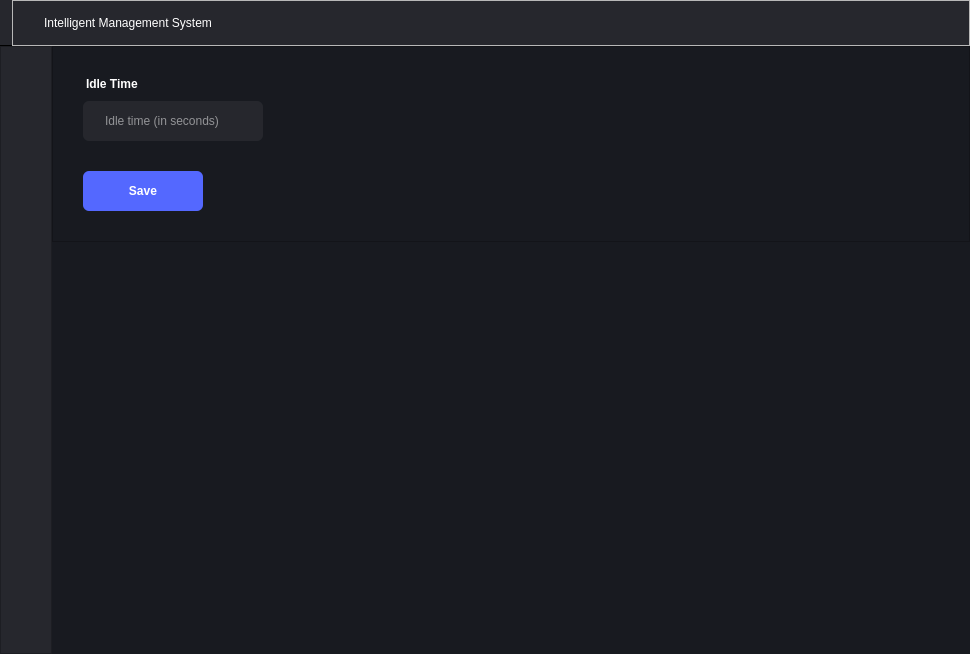
thebadsektor/intelligent_management_system, file main.ui: the form before one commit.
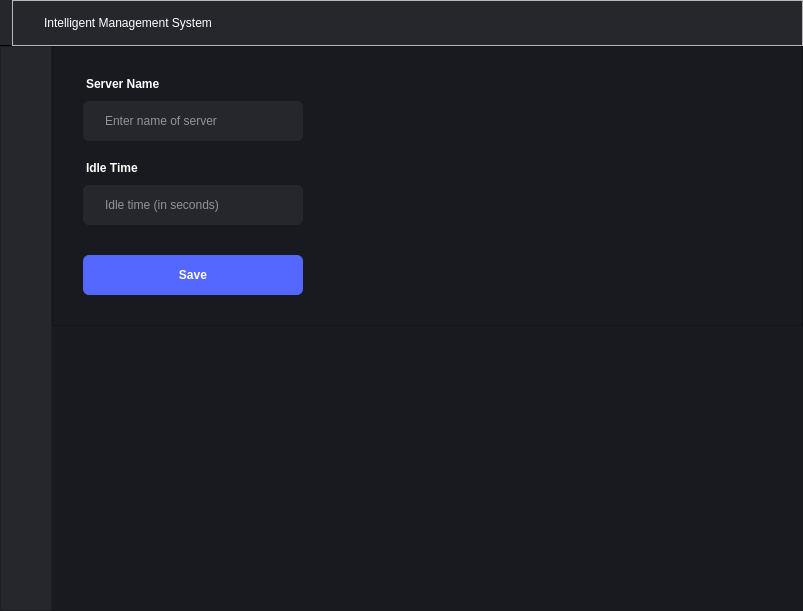
The form after the commit. The open tabs and pages were chosen to show the change. Icons and pictures are not drawn.

What changed in the file:
```diff
--- a/main.ui
+++ b/main.ui
@@ -6,8 +6,8 @@
    <rect>
     <x>0</x>
     <y>0</y>
-    <width>970</width>
-    <height>654</height>
+    <width>803</width>
+    <height>611</height>
    </rect>
   </property>
   <property name="windowTitle">
@@ -1448,7 +1448,7 @@
 	border-radius: 6px;
 	min-height: 40px;
 	max-height: 40px;
-	max-width: 120px;
+	max-width: 220px;
 	font-family: &quot;Segoe UI&quot;, sans-serif;
 	font-weight: 500;
 	font-size: 12px;
@@ -1481,6 +1481,49 @@
                <property name="bottomMargin">
                 <number>0</number>
                </property>
+               <item>
+                <widget class="QLabel" name="label_2">
+                 <property name="styleSheet">
+                  <string notr="true">font-family: &quot;Segoe UI&quot;, sans-serif;
+font-size: 12px;
+font-weight: 500;
+color: white;
+background-color: transparent;
+text-align: left;
+margin-bottom: 10px;</string>
+                 </property>
+                 <property name="text">
+                  <string>Server Name</string>
+                 </property>
+                </widget>
+               </item>
+               <item>
+                <widget class="QLineEdit" name="txtServerName">
+                 <property name="styleSheet">
+                  <string notr="true">QLineEdit {
+	background-color: #26272D;
+	border-radius: 6px;
+	padding-left: 20px;
+	padding-right: 20px;
+	
+	min-height: 40px;
+	max-height: 40px;
+
+	max-width: 180px;
+	
+	font-family: &quot;Segoe UI&quot;, sans-serif;
+	font-size: 12px;
+	font-weight: 400;
+	color: white;
+	
+	margin-bottom: 20px;
+}</string>
+                 </property>
+                 <property name="placeholderText">
+                  <string>Enter name of server</string>
+                 </property>
+                </widget>
+               </item>
                <item>
                 <widget class="QLabel" name="label">
                  <property name="styleSheet">
@@ -1509,7 +1552,7 @@
 	min-height: 40px;
 	max-height: 40px;
 
-	max-width: 140px;
+	max-width: 180px;
 	
 	font-family: &quot;Segoe UI&quot;, sans-serif;
 	font-size: 12px;
@@ -1533,7 +1576,14 @@
                   <cursorShape>PointingHandCursor</cursorShape>
                  </property>
                  <property name="styleSheet">
-                  <string notr="true">background-color: #5468ff;</string>
+                  <string notr="true">QPushButton#btnSave {
+	background-color: #5468ff;
+}
+
+
+QPushButton#btnSave:hover {
+	background-color: #4D5FE8;
+}</string>
                  </property>
                  <property name="text">
                   <string>Save</string>
```
Left out of the diff: 8 changed lines with no effect on the pictures.
